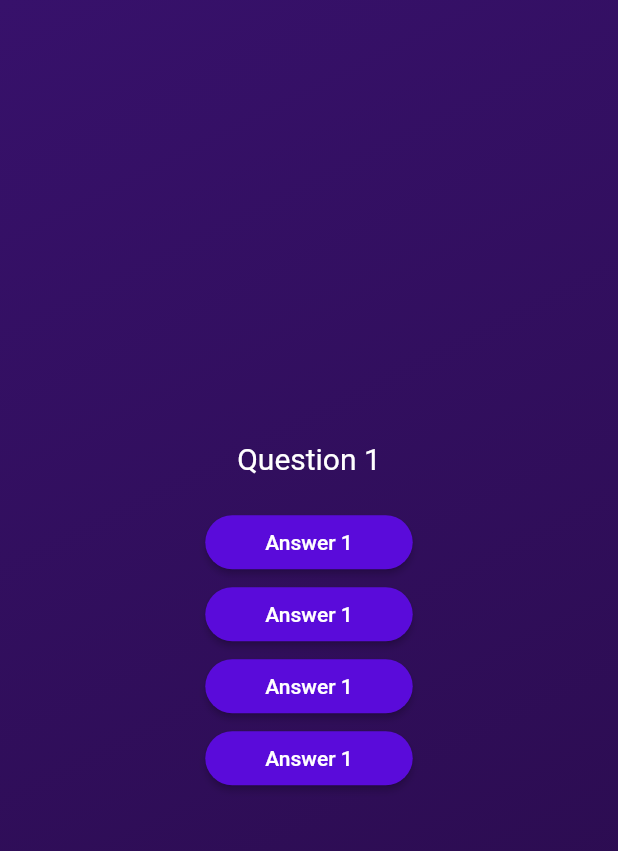
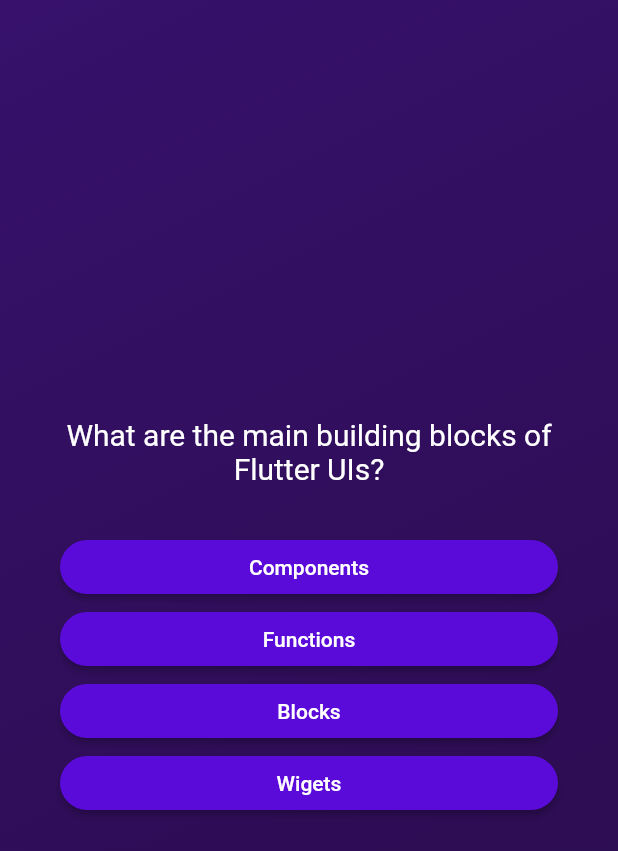
Before and after one commit to Flexsidee/flutter_quiz-app, a Flutter app: the screen it shows after launch, after a tap on "Start Quiz", on a phone screen of 412 x 824 dp. Shown: the top 851 px of the screen. Run offline on Flutter 3.47's test engine with Material 2 defaults, Android fonts, the phone set to English and light mode, and no system bars.

Commit message:
shuffle questions and modify question page design

```diff
--- a/lib/answer_button.dart
+++ b/lib/answer_button.dart
@@ -13,7 +13,7 @@ class AnswerButton extends StatelessWidget {
       onPressed: onTap,
       style: ElevatedButton.styleFrom(
           padding: const EdgeInsets.symmetric(vertical: 10, horizontal: 40),
-          backgroundColor: Color.fromARGB(255, 90, 11, 218),
+          backgroundColor: const Color.fromARGB(255, 90, 11, 218),
           foregroundColor: Colors.white,
           shape:
               RoundedRectangleBorder(borderRadius: BorderRadius.circular(40))),
--- a/lib/models/quiz_question.dart
+++ b/lib/models/quiz_question.dart
@@ -3,4 +3,10 @@ class QuizQuestion {
 
   final String text;
   final List<String> answers;
+
+  List<String> getShuffledAnswers() {
+    final shuffledList = List.of(answers);
+    shuffledList.shuffle();
+    return shuffledList;
+  }
 }
--- a/lib/question_screen.dart
+++ b/lib/question_screen.dart
@@ -1,5 +1,7 @@
 import 'package:flutter/material.dart';
+
 import 'package:quiz_app/answer_button.dart';
+import 'package:quiz_app/data/questions.dart';
 
 class QuestionScreen extends StatefulWidget {
   const QuestionScreen({super.key});
@@ -13,36 +15,32 @@ class QuestionScreen extends StatefulWidget {
 class _QuestionScreenState extends State<QuestionScreen> {
   @override
   Widget build(context) {
+    final currentQuestion = questions[0];
     return SizedBox(
       width: double.infinity,
+      child: Container(
+        margin: const EdgeInsets.all(40),
         child: Column(
           mainAxisAlignment: MainAxisAlignment.center,
+          crossAxisAlignment: CrossAxisAlignment.stretch,
           children: [
-          const Text(
-            'Question 1',
-            style: TextStyle(
+            Text(
+              currentQuestion.text,
+              textAlign: TextAlign.center,
+              style: const TextStyle(
                 color: Color.fromARGB(255, 255, 255, 255),
                 fontSize: 20,
               ),
             ),
-          const SizedBox(height: 20),
-          AnswerButton(
-            answerText: "Answer 1",
+            const SizedBox(height: 30),
+            ...currentQuestion.getShuffledAnswers().map((answer) {
+              return AnswerButton(
+                answerText: answer,
                 onTap: () {},
+              );
+            }),
+          ],
         ),
-          AnswerButton(
-            answerText: "Answer 1",
-            onTap: () {},
-          ),
-          AnswerButton(
-            answerText: "Answer 1",
-            onTap: () {},
-          ),
-          AnswerButton(
-            answerText: "Answer 1",
-            onTap: () {},
-          ),
-        ],
       ),
     );
   }
```
Lines whose indentation alone changed are shown as unchanged.
